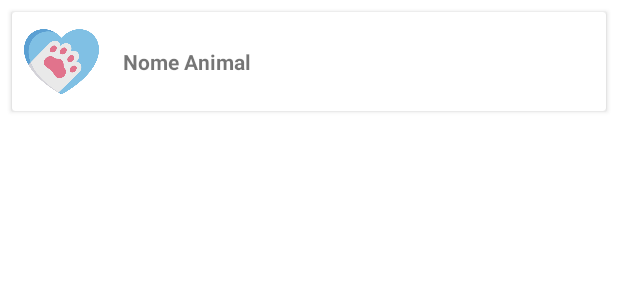
After one commit to CatarineRodrigues/Aula42_RecyclerView, an Android app: the layout animal_item.xml on its own in the app's theme, with its tools: preview values and no code run, on a phone screen of 412 x 824 dp. The commit adds this screen. Shown: the top 300 px of the screen. Run offline under Robolectric (Android 15) with nearby library versions, the phone set to English and light mode, and no system bars.

Commit message:
Finalizar App zoologico

```diff
--- /dev/null
+++ b/Zoologico/app/src/main/res/layout/animal_item.xml
@@ -0,0 +1,42 @@
+<?xml version="1.0" encoding="utf-8"?>
+<androidx.cardview.widget.CardView xmlns:android="http://schemas.android.com/apk/res/android"
+    android:layout_width="match_parent"
+    android:layout_height="wrap_content"
+    xmlns:app="http://schemas.android.com/apk/res-auto"
+    android:id="@+id/cvItem"
+    android:layout_margin="@dimen/margem_8">
+
+    <androidx.constraintlayout.widget.ConstraintLayout
+        android:layout_width="wrap_content"
+        android:layout_height="wrap_content">
+
+        <ImageView
+            android:id="@+id/imgAnimal"
+            android:layout_width="@dimen/size_50"
+            android:layout_height="@dimen/size_50"
+            android:layout_marginLeft="@dimen/margem_8"
+            android:layout_marginTop="@dimen/margem_8"
+            android:layout_marginRight="@dimen/margem_16"
+            android:layout_marginBottom="@dimen/margem_8"
+            android:contentDescription="@string/descricao_imagem"
+            android:src="@drawable/animal"
+            app:layout_constraintBottom_toBottomOf="parent"
+            app:layout_constraintStart_toStartOf="parent"
+            app:layout_constraintTop_toTopOf="parent" />
+
+        <TextView
+            android:id="@+id/tvNomeAnimal"
+            android:layout_width="wrap_content"
+            android:layout_height="wrap_content"
+            android:layout_marginLeft="@dimen/margem_16"
+            android:text="@string/msg_nome_animal"
+            android:textSize="@dimen/font_14"
+            android:textStyle="bold"
+            app:layout_constraintBottom_toBottomOf="@id/imgAnimal"
+            app:layout_constraintEnd_toEndOf="parent"
+            app:layout_constraintStart_toEndOf="@id/imgAnimal"
+            app:layout_constraintTop_toTopOf="@id/imgAnimal" />
+
+    </androidx.constraintlayout.widget.ConstraintLayout>
+
+</androidx.cardview.widget.CardView>
--- a/Zoologico/app/src/main/res/layout/fragment_cadastrar.xml
+++ b/Zoologico/app/src/main/res/layout/fragment_cadastrar.xml
@@ -6,7 +6,6 @@
     android:layout_height="match_parent"
     android:paddingTop="@dimen/margem_16"
     tools:context=".fragments.CadastrarFragment">
-
 
     <TextView
         android:id="@+id/tvTituloCadastro"
@@ -64,11 +63,13 @@
         app:layout_constraintTop_toBottomOf="@id/etDescricaoAnimal" />
 
     <androidx.recyclerview.widget.RecyclerView
+        android:id="@+id/rvListaAnimal"
         android:layout_width="match_parent"
         android:layout_height="0dp"
         android:layout_margin="@dimen/margem_16"
         app:layout_constraintEnd_toEndOf="parent"
         app:layout_constraintStart_toStartOf="parent"
+        app:layout_constraintBottom_toBottomOf="parent"
         app:layout_constraintTop_toBottomOf="@id/btnAdicionar" />
 
 </androidx.constraintlayout.widget.ConstraintLayout>
--- a/Zoologico/app/src/main/res/values/colors.xml
+++ b/Zoologico/app/src/main/res/values/colors.xml
@@ -7,4 +7,6 @@
     <color name="teal_700">#FF018786</color>
     <color name="black">#FF000000</color>
     <color name="white">#FFFFFFFF</color>
+    <color name="verde_escuro">#00600F</color>
+    <color name="verde_claro">#388E3C</color>
 </resources>
--- a/Zoologico/app/src/main/res/values/themes.xml
+++ b/Zoologico/app/src/main/res/values/themes.xml
@@ -2,8 +2,8 @@
     <!-- Base application theme. -->
     <style name="Theme.Zoologico" parent="Theme.MaterialComponents.DayNight.DarkActionBar">
         <!-- Primary brand color. -->
-        <item name="colorPrimary">@color/purple_500</item>
-        <item name="colorPrimaryVariant">@color/purple_700</item>
+        <item name="colorPrimary">@color/verde_claro</item>
+        <item name="colorPrimaryVariant">@color/verde_escuro</item>
         <item name="colorOnPrimary">@color/white</item>
         <!-- Secondary brand color. -->
         <item name="colorSecondary">@color/teal_200</item>
```
Also changed, not shown: Zoologico/app/src/main/java/br/com/zup/zoologico/adapter/AnimalAdapter.kt (added, +45 -0 lines), Zoologico/app/src/main/java/br/com/zup/zoologico/fragments/CadastrarFragment.kt (+77 -2 lines), Zoologico/app/src/main/java/br/com/zup/zoologico/fragments/DetalheFragment.kt (+23 -4 lines), Zoologico/app/src/main/java/br/com/zup/zoologico/home/MainActivity.kt (+2 -18 lines), Zoologico/app/src/main/java/br/com/zup/zoologico/model/Animal.kt (added, +13 -0 lines), Zoologico/app/src/main/res/layout/activity_main.xml (+9 -6 lines), Zoologico/app/src/main/res/layout/fragment_detalhe.xml (+3 -5 lines), Zoologico/app/src/main/res/navigation/nav_graph.xml (+17 -1 lines).
